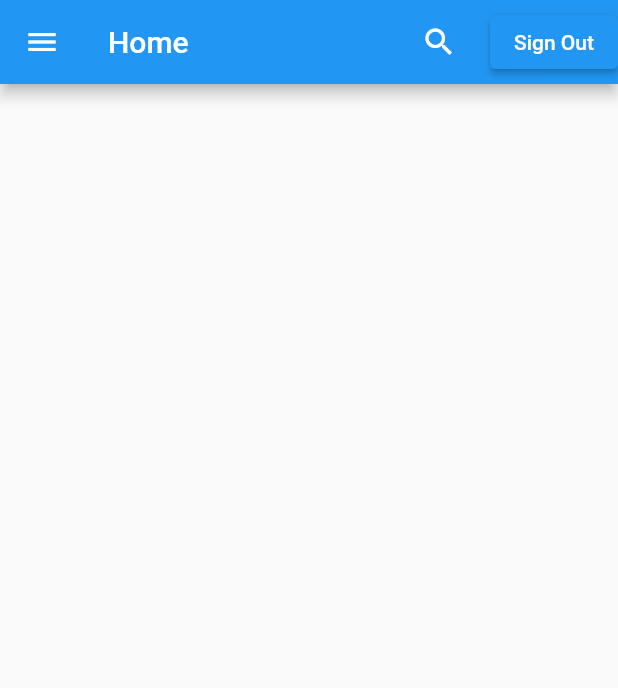
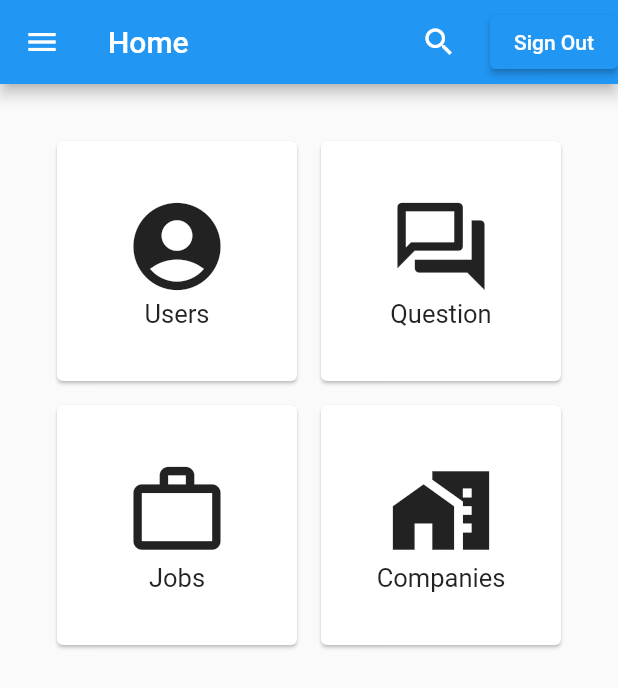
Before and after one commit to WidiaPrasetia/uas-advanced-mobile, a Flutter app: the Home screen opened directly, on a phone screen of 412 x 824 dp. Shown: the top 688 px of the screen. Run offline on Flutter 3.47's test engine with Material 2 defaults, Android fonts, the phone set to English and light mode, and no system bars; our stand-ins replace cloud_firestore, firebase_auth, firebase_core; missing offline and left inert: dart:html; accounts and stored records are empty.

Commit message:
menambahkan tampilan home

```diff
--- a/lib/home/home.dart
+++ b/lib/home/home.dart
@@ -43,10 +43,10 @@ class _HomeState extends State<Home> {
         child: ListView(
           padding: EdgeInsets.zero,
           children: <Widget>[
-            DrawerHeader(
-              child: Text("Freeze"),
-              decoration: BoxDecoration(color: Colors.blue[400]),
-            ),
+            UserAccountsDrawerHeader(
+               accountEmail: Text('hary@gmail.com'),
+               accountName: Text('hary kurniawan'),
+              ),
             ListTile(
               title: Text("Home"),
               leading: Icon(Icons.home_filled),
@@ -132,21 +132,99 @@ class _HomeState extends State<Home> {
           ],
         ),
       ),
-      body: Center(
-        child: Column(
-          children: [
-            // RaisedButton(
-            //   onPressed: () {
-            //     Navigator.push(
-            //       context,
-            //       MaterialPageRoute(
-            //         builder: (context) => SignInPage(),
-            //       ),
-            //     );
-            //   },
-            //   child: Text('Sign Out'),
-            // )
-          ],
+      body: Container(
+        padding: EdgeInsets.all(30.0),
+        child: GridView.count(
+            crossAxisCount: 2,
+            children:<Widget> [
+          Card(
+            margin: EdgeInsets.all(8.0) ,
+            child: InkWell(
+              onTap: (){
+                Navigator.push(context,
+                MaterialPageRoute(builder: (context) => User()));
+              },
+              splashColor: Colors.blue,
+              child: Center(
+                child: Column(
+                  mainAxisSize: MainAxisSize.min,
+                  children:<Widget>[
+                    Icon(Icons.account_circle, size: 70.0,),
+                    Text("Users", style : new TextStyle(fontSize: 17.0))
+                  ],
+                ),
+                ),
+            ),
+          ),
+          Card(
+            margin: EdgeInsets.all(8.0) ,
+            child: InkWell(
+              onTap: (){
+                Navigator.push(
+                context,
+                MaterialPageRoute(
+                builder: (context) => pertanyaan.Question(),
+                ));
+              },
+              splashColor: Colors.blue,
+              child: Center(
+                child: Column(
+                  mainAxisSize: MainAxisSize.min,
+                  children:<Widget>[
+                    Icon(Icons.question_answer_outlined, size: 70.0,),
+                    Text("Question", style : new TextStyle(fontSize: 17.0))
+                  ],
+                ),
+                ),
+            ),
+          ),
+          Card(
+            margin: EdgeInsets.all(8.0) ,
+            child: InkWell(
+              onTap: (){
+                Navigator.push(
+                context,
+                MaterialPageRoute(
+                builder: (context) => job.Job(),
+                ),
+               );
+              },
+              splashColor: Colors.blue,
+              child: Center(
+                child: Column(
+                  mainAxisSize: MainAxisSize.min,
+                  children:<Widget>[
+                    Icon(Icons.work_outline, size: 70.0,),
+                    Text("Jobs", style : new TextStyle(fontSize: 17.0))
+                  ],
+                ),
+                ),
+            ),
+          ),
+          Card(
+            margin: EdgeInsets.all(8.0) ,
+            child: InkWell(
+              onTap: (){
+                Navigator.push(
+                  context,
+                  MaterialPageRoute(
+                  builder: (context) => Companies(),
+                  ),
+                );
+              },
+              splashColor: Colors.blue,
+              child: Center(
+                child: Column(
+                  mainAxisSize: MainAxisSize.min,
+                  children:<Widget>[
+                    Icon(Icons.home_work, size: 70.0,),
+                    Text("Companies", style : new TextStyle(fontSize: 17.0))
+                  ],
+                ),
+                ),
+            ),
+          ),
+        ],
         ),
       ),
     );
```
